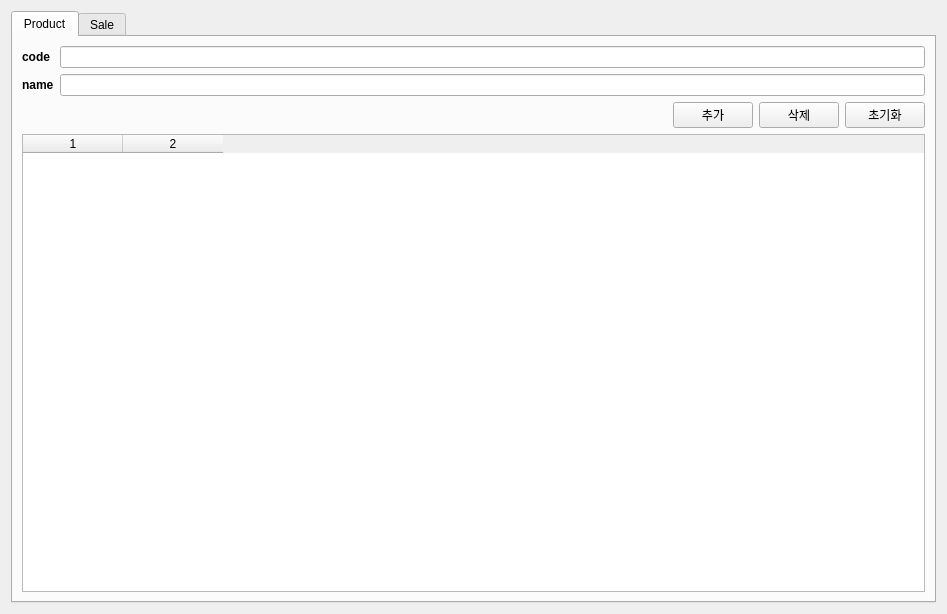
The window that ui/dml_form.ui (gdabba-WORK/application_coffee) describes before a commit, drawn with Qt 5.
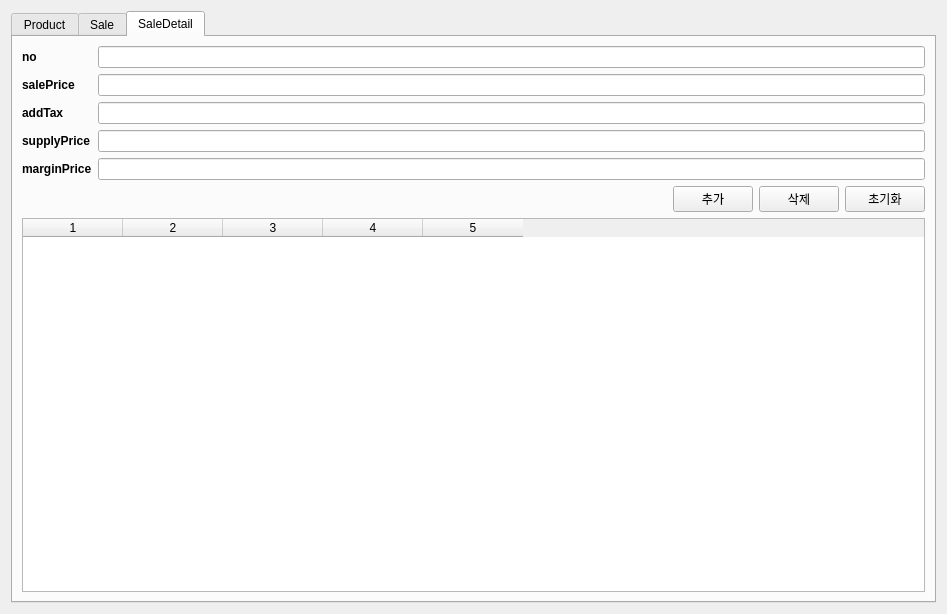
The same window after the commit. The open tabs and pages were chosen to show the change.

Commit message:
==ui package== -dml_form.py : error fix -coffee_main.py : 프로그램 메인화면(coffee_main.ui) 제어 클래스 추가 -일부 변수명 가독성 위한 변경
# todo : product_dao.py, sale_dao.py 구현 및 ui.dml_form.py에 연동

What changed in the file:
```diff
--- a/ui/dml_form.ui
+++ b/ui/dml_form.ui
@@ -250,6 +250,147 @@
        </item>
       </layout>
      </widget>
+     <widget class="QWidget" name="saleDetail_tab_widget">
+      <attribute name="title">
+       <string>SaleDetail</string>
+      </attribute>
+      <layout class="QGridLayout" name="gridLayout_4">
+       <item row="0" column="0">
+        <layout class="QFormLayout" name="formLayout_3">
+         <item row="0" column="0">
+          <widget class="QLabel" name="saleDetail_lbl_no">
+           <property name="font">
+            <font>
+             <weight>75</weight>
+             <bold>true</bold>
+            </font>
+           </property>
+           <property name="text">
+            <string>no</string>
+           </property>
+          </widget>
+         </item>
+         <item row="0" column="1">
+          <widget class="QLineEdit" name="saleDetail_le_no"/>
+         </item>
+         <item row="1" column="0">
+          <widget class="QLabel" name="saleDetail_lbl_salePrice">
+           <property name="font">
+            <font>
+             <weight>75</weight>
+             <bold>true</bold>
+            </font>
+           </property>
+           <property name="text">
+            <string>salePrice</string>
+           </property>
+          </widget>
+         </item>
+         <item row="1" column="1">
+          <widget class="QLineEdit" name="saleDetail_le_salePrice"/>
+         </item>
+         <item row="2" column="0">
+          <widget class="QLabel" name="saleDetail_lbl_addTax">
+           <property name="font">
+            <font>
+             <weight>75</weight>
+             <bold>true</bold>
+            </font>
+           </property>
+           <property name="text">
+            <string>addTax</string>
+           </property>
+          </widget>
+         </item>
+         <item row="3" column="0">
+          <widget class="QLabel" name="saleDetail_lbl_supplyPrice">
+           <property name="font">
+            <font>
+             <weight>75</weight>
+             <bold>true</bold>
+            </font>
+           </property>
+           <property name="text">
+            <string>supplyPrice</string>
+           </property>
+          </widget>
+         </item>
+         <item row="4" column="0">
+          <widget class="QLabel" name="saleDetail_lbl_marginPrice">
+           <property name="font">
+            <font>
+             <weight>75</weight>
+             <bold>true</bold>
+            </font>
+           </property>
+           <property name="text">
+            <string>marginPrice</string>
+           </property>
+          </widget>
+         </item>
+         <item row="2" column="1">
+          <widget class="QLineEdit" name="saleDetail_le_addTax"/>
+         </item>
+         <item row="3" column="1">
+          <widget class="QLineEdit" name="saleDetail_le_supplyPrice"/>
+         </item>
+         <item row="4" column="1">
+          <widget class="QLineEdit" name="saleDetail_le_marginPrice"/>
+         </item>
+        </layout>
+       </item>
+       <item row="1" column="0">
+        <layout class="QHBoxLayout" name="horizontalLayout_3">
+         <item>
+          <spacer name="horizontalSpacer_3">
+           <property name="orientation">
+            <enum>Qt::Horizontal</enum>
+           </property>
+           <property name="sizeHint" stdset="0">
+            <size>
+             <width>40</width>
+             <height>20</height>
+            </size>
+           </property>
+          </spacer>
+         </item>
+         <item>
+          <widget class="QPushButton" name="saleDetail_btn_add">
+           <property name="text">
+            <string>추가</string>
+           </property>
+          </widget>
+         </item>
+         <item>
+          <widget class="QPushButton" name="saleDetail_btn_del">
+           <property name="text">
+            <string>삭제</string>
+           </property>
+          </widget>
+         </item>
+         <item>
+          <widget class="QPushButton" name="saleDetail_btn_init">
+           <property name="text">
+            <string>초기화</string>
+           </property>
+          </widget>
+         </item>
+        </layout>
+       </item>
+       <item row="2" column="0">
+        <widget class="QTableWidget" name="saleDetail_tbl_widget">
+         <property name="columnCount">
+          <number>5</number>
+         </property>
+         <column/>
+         <column/>
+         <column/>
+         <column/>
+         <column/>
+        </widget>
+       </item>
+      </layout>
+     </widget>
     </widget>
    </item>
   </layout>
```
Left out of the diff: 74 changed lines with no effect on the pictures. The commit also changes 6 other files.
